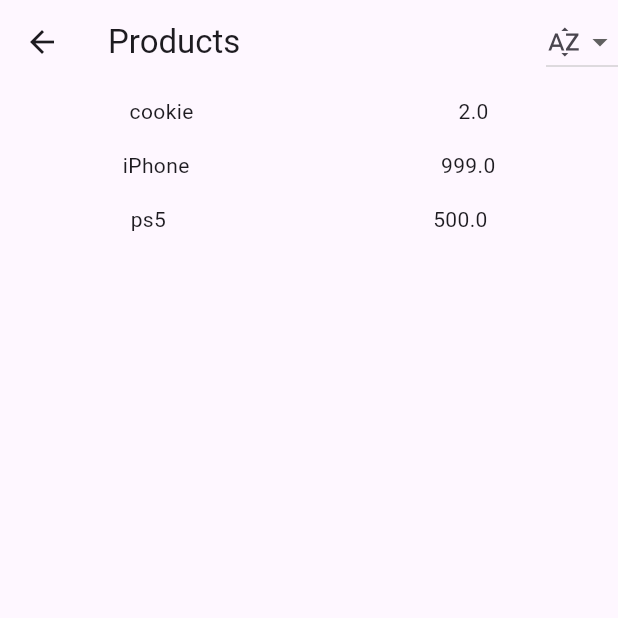
After one commit to boywithdv/riverpod_app, a Flutter app: the StateProviderSamplePage screen opened directly, on a phone screen of 412 x 824 dp, the top half of it. The commit adds this screen. Run offline on Flutter 3.47's test engine with Material 3 defaults, Android fonts, the phone set to English and light mode, and no system bars; our stand-ins replace cached_network_image, clock, cloud_firestore, dio, flutter_hooks, flutter_riverpod and 6 more; accounts and stored records are empty; generated files the repository leaves out were written again.

Commit message:
feat: stateProviderのページなどを実装

```diff
--- /dev/null
+++ b/lib/features/product.dart
@@ -0,0 +1,45 @@
+import 'package:hooks_riverpod/hooks_riverpod.dart';
+
+import 'product_drop_down_state_provider.dart';
+
+// フィルタの種類を表す列挙型
+enum ProductSortType {
+  name,
+  price,
+}
+
+class Product {
+  Product({required this.name, required this.price});
+
+  final String name;
+  final double price;
+}
+
+final _products = [
+  Product(name: 'iPhone', price: 999),
+  Product(name: 'cookie', price: 2),
+  Product(name: 'ps5', price: 500),
+];
+
+/// 商品のリストを提供するProvider
+/// このProviderをソートできるようにする必要がある
+final productsProvider = Provider<List<Product>>((ref) {
+  return _products;
+});
+// productsProviderをソートできるようにしたもの。
+final newProductsProvider = Provider<List<Product>>((ref){
+  // ソートの種類の初期値を取得する
+  final sortType = ref.watch(productDropDownStateProvider);
+  // ソートの種類によって商品リストをソートする。
+  switch(sortType){
+    case ProductSortType.name:
+      // _productsに対してsort()メソッドを呼び出す。
+      // sortメソッドは引数に比較関数を取る。
+      // aとbのnameプロパティを比較する。
+      // aがbより小さい場合には負の値、等しい場合は0、大き場合は性の値を返す。
+      // リストを辞書順にソートする。
+      return _products..sort((a,b)=>a.name.compareTo(b.name));
+    case ProductSortType.price:
+      return _products..sort((a,b)=>a.price.compareTo(b.price));
+  }
+});
--- /dev/null
+++ b/lib/features/product_drop_down_state_provider.dart
@@ -0,0 +1,9 @@
+
+
+import 'package:hooks_riverpod/hooks_riverpod.dart';
+import 'package:riverpod_app/features/product.dart';
+
+final productDropDownStateProvider = StateProvider<ProductSortType>(
+  // ソートの種類 nameを返す。 これがデフォルトのステートになる。
+  (ref) => ProductSortType.name,
+);
--- a/lib/main.dart
+++ b/lib/main.dart
@@ -9,6 +9,7 @@ import 'package:riverpod_app/pages/flutter_hooks_page.dart';
 import 'package:riverpod_app/pages/product_detail_page.dart';
 import 'package:riverpod_app/pages/provider_scope_page.dart';
 import 'package:riverpod_app/pages/shared_preferences_cache_provider_page.dart';
+import 'package:riverpod_app/pages/state_provider_sample_page.dart';
 import 'package:riverpod_app/pages/stream_provider_page.dart';
 import 'package:riverpod_app/pages/use_ref_listen_provider_page.dart';
 import 'package:shared_preferences/shared_preferences.dart';
@@ -60,9 +61,10 @@ class MyHomePage extends ConsumerWidget {
           backgroundColor: Theme.of(context).colorScheme.inversePrimary,
           title: Text(appName),
         ),
-        body: Center(
+        body: SingleChildScrollView(
           child: Column(
-            mainAxisAlignment: MainAxisAlignment.center,
+            crossAxisAlignment: CrossAxisAlignment.center,
+
             children: <Widget>[
               MaterialButton(onPressed: (){
                     Navigator.push(context, MaterialPageRoute(builder: (context)=>NotifierPage()));
@@ -120,6 +122,9 @@ class MyHomePage extends ConsumerWidget {
               MaterialButton(onPressed: (){
                     Navigator.push(context, MaterialPageRoute(builder: (context)=>ApiResponseFoodPage()));
                   }, child: Text('Api Response Food Page',style: TextStyle(color: Colors.blue),),),
+              MaterialButton(onPressed: (){
+                    Navigator.push(context, MaterialPageRoute(builder: (context)=>StateProviderSamplePage()));
+                  }, child: Text('State Provider Page',style: TextStyle(color: Colors.blue),),),
             ],
           ),
         ),
--- /dev/null
+++ b/lib/pages/state_provider_sample_page.dart
@@ -0,0 +1,57 @@
+import 'package:flutter/material.dart';
+import 'package:gap/gap.dart';
+import 'package:hooks_riverpod/hooks_riverpod.dart';
+import 'package:riverpod_app/features/product_drop_down_state_provider.dart';
+
+import '../features/product.dart';
+
+
+class StateProviderSamplePage extends ConsumerWidget {
+  const StateProviderSamplePage({super.key});
+
+  @override
+  Widget build(BuildContext context, WidgetRef ref) {
+  final products = ref.watch(newProductsProvider);
+return Scaffold(
+    appBar: AppBar(
+      title: const Text('Products'),
+      actions: [
+        // ProductSortTypeのドロップダウンボタン
+        DropdownButton<ProductSortType>(
+          // ドロップダウンボタンの初期値
+          value:ref.watch(productDropDownStateProvider),
+          // ドロップダウンボタンの選択肢
+          onChanged: (value) {
+            ref.read(productDropDownStateProvider.notifier).state = value!;
+          },
+          // ドロップダウンボタンの選択肢
+          items: const [
+            DropdownMenuItem(
+              value: ProductSortType.name,
+              child: Icon(Icons.sort_by_alpha),
+            ),
+            DropdownMenuItem(
+              value: ProductSortType.price,
+              child: Icon(Icons.sort),
+            ),
+          ],
+        ),
+      ],
+    ),
+    body: ListView.builder(
+      itemCount: products.length,
+      itemBuilder: (c, i) => Container(
+        padding: const EdgeInsets.all(8),
+        child: Row(
+          mainAxisAlignment: MainAxisAlignment.spaceEvenly,
+          children: [
+            Text(products[i].name),
+            Gap(20),
+            Text(products[i].price.toString()),
+          ],
+        ),
+      ),
+    ),
+  );
+}
+}
```
